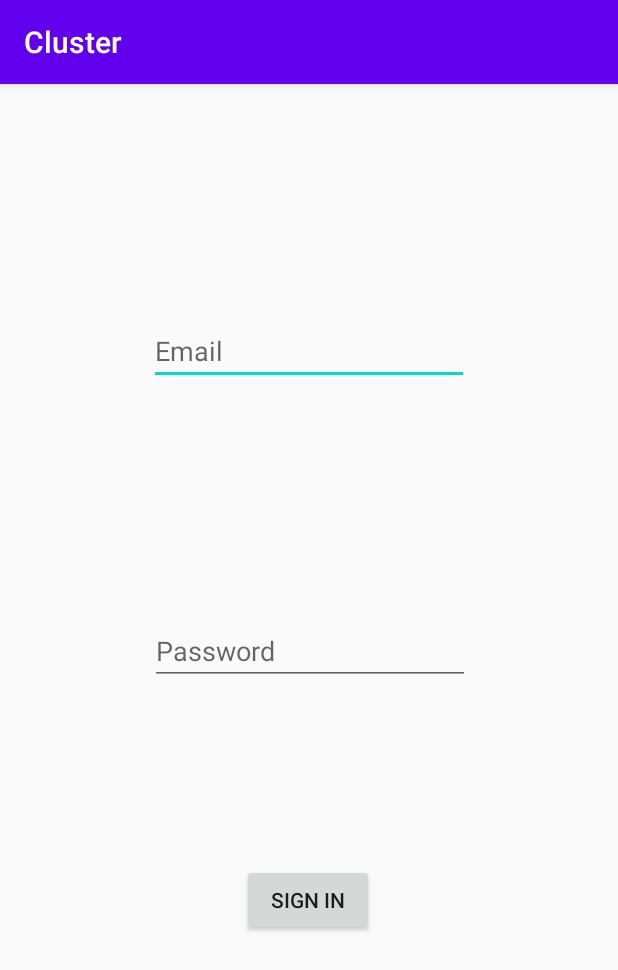
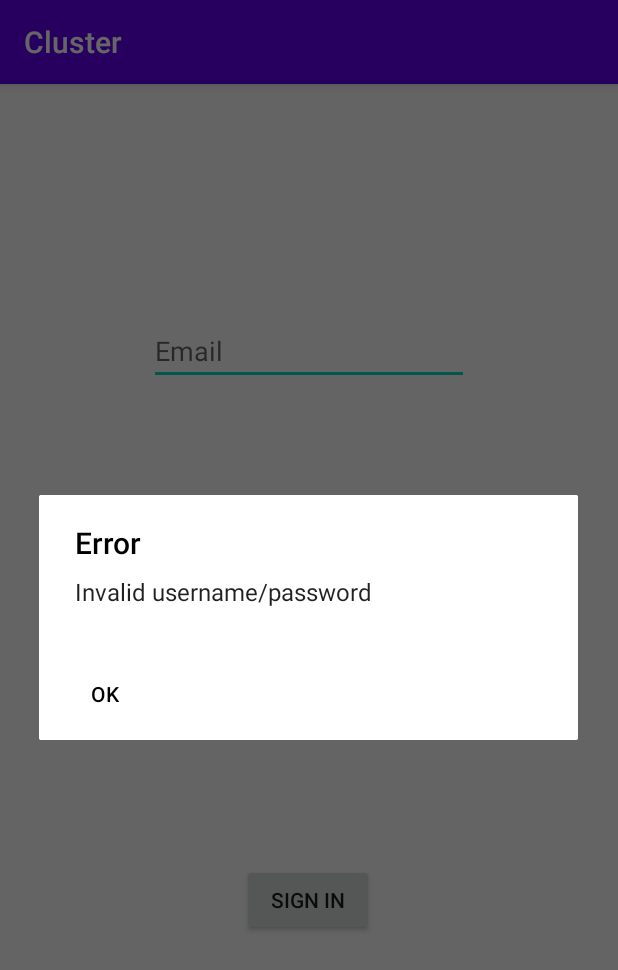
Before and after one commit to timot3/Cluster, an Android app: the screen it shows after launch (MainActivity), after a tap on "SIGN IN", on a phone screen of 412 x 824 dp. Shown: the top 970 px of the screen. Run offline under Robolectric (Android 15) with nearby library versions, the light colour scheme and no system bars; our stand-ins replace Firebase (no records; nobody signed in at launch, a user with empty details on screens opened directly).

Commit message:
Added loginDialog and error Dialogs

```diff
--- a/app/src/main/java/com/example/cluster/MainActivity.java
+++ b/app/src/main/java/com/example/cluster/MainActivity.java
@@ -2,6 +2,8 @@ package com.example.cluster;
 
 import androidx.appcompat.app.AppCompatActivity;
 
+import android.app.AlertDialog;
+import android.app.ProgressDialog;
 import android.content.Intent;
 import android.os.Bundle;
 import android.os.StrictMode;
@@ -26,17 +28,22 @@ public class MainActivity extends AppCompatActivity {
     private FirebaseUser user;
     private FirebaseAuth AuthUser;
 
+    private ProgressDialog loginDialog;
+
     @Override
     protected void onCreate(Bundle savedInstanceState) {
         super.onCreate(savedInstanceState);
         setContentView(R.layout.activity_main);
         AuthUser = FirebaseAuth.getInstance();
+        setLoginDialog();
     }
 
     public void onSignInClick(View v) {
+
         String email = ((EditText) findViewById(R.id.emailField)).getText().toString();
         String password = ((EditText) findViewById(R.id.PasswordField)).getText().toString();
 
+        loginDialog.show();
         AuthUser.signInWithEmailAndPassword(email, password)
                 .addOnCompleteListener(this, task -> {
                     //If Login is successful
@@ -46,10 +53,39 @@ public class MainActivity extends AppCompatActivity {
                         Intent i = new Intent(MainActivity.this, Lobby.class);
                         startActivity(i);
                     }
+                    //Show error message
+                    else {
+                        sendInvalidAlert();
+                    }
 
-                    //Login is unsuccessful
-                    //Do nothing
+                    loginDialog.dismiss();
                 });
 
     }
+
+
+    /**
+     * Creates login Dialog
+     */
+    private void setLoginDialog() {
+        loginDialog = new ProgressDialog(this, R.style.MyAlertDialogStyle);
+        loginDialog.setTitle("Loading");
+        loginDialog.setMessage("Please Wait... Logging in");
+        loginDialog.setCancelable(false);
+    }
+
+    /**
+     * Creates and Sends an Invalid Alert when Logging in
+     */
+    private void sendInvalidAlert() {
+        this.runOnUiThread(() -> {
+            AlertDialog alertDialog = new AlertDialog.Builder(MainActivity.this,
+                    R.style.MyAlertDialogStyle).create();
+            alertDialog.setTitle("Error");
+            alertDialog.setMessage("Invalid username/password");
+            alertDialog.setButton(AlertDialog.BUTTON_NEUTRAL, "OK",
+                    (dialog, which) -> dialog.dismiss());
+            alertDialog.show();
+        });
+    }
 }
--- a/app/src/main/res/values/styles.xml
+++ b/app/src/main/res/values/styles.xml
@@ -7,4 +7,12 @@
         <item name="colorAccent">@color/colorAccent</item>
     </style>
 
+
+    <style name="MyAlertDialogStyle" parent="Theme.AppCompat.Light.Dialog.Alert">
+        <item name="android:textColor">@android:color/background_dark</item>
+        <item name="android:background">@android:color/white</item>
+        <item name="colorAccent">@android:color/holo_purple</item>
+    </style>
+
+
 </resources>
```
Also changed, not shown: app/src/main/res/drawable/add_circle_outline-black-18dp.svg (deleted).
